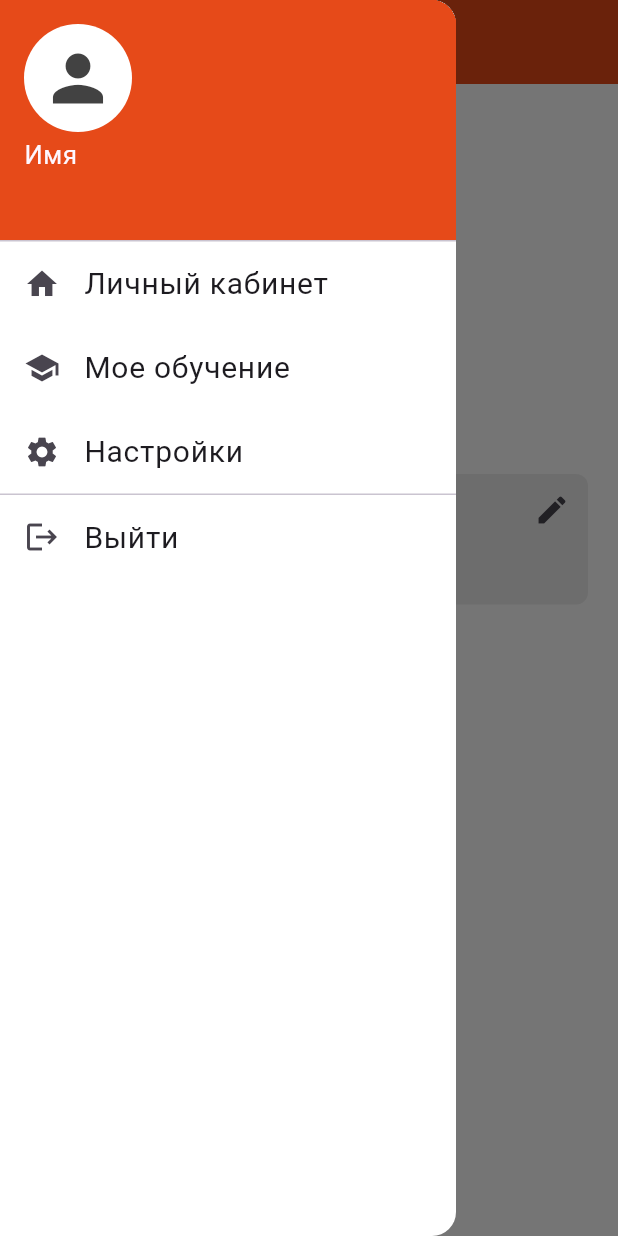
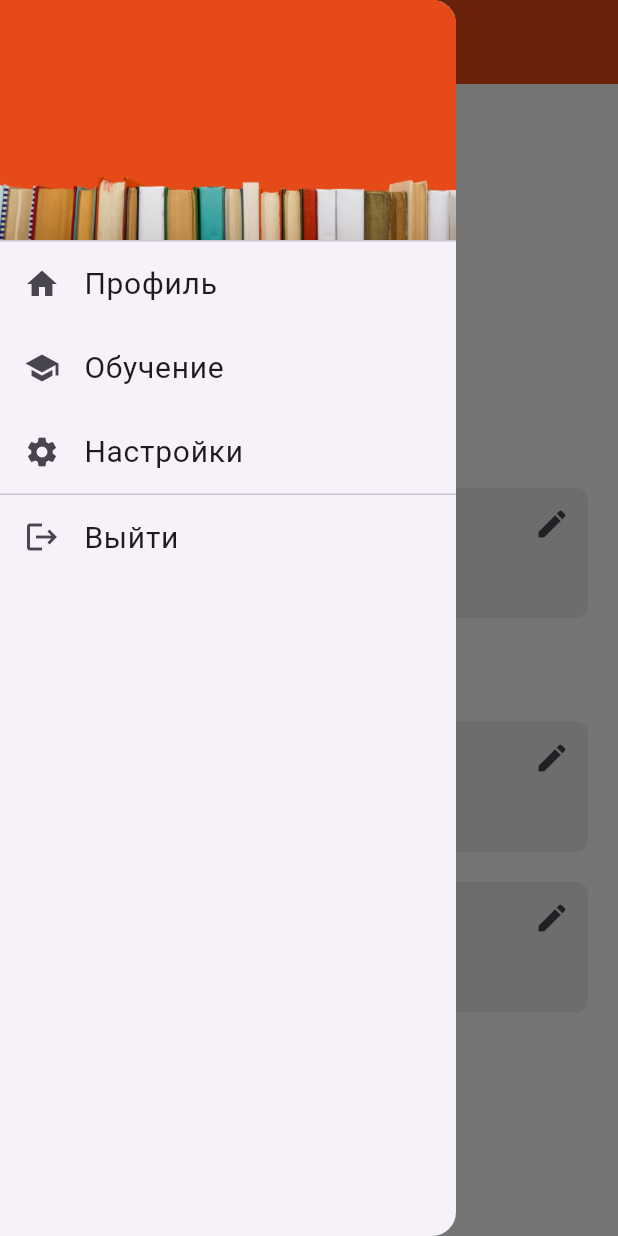
Before and after one commit to ascial/education_control, a Flutter app: the screen it shows once a user with an empty profile is signed in, with the side drawer open, on a phone screen of 412 x 824 dp. Run offline on Flutter 3.47's test engine with Material 3 defaults, Android fonts, the phone set to English and light mode, and no system bars; our stand-ins replace cloud_firestore, firebase_auth, firebase_core; accounts and stored records are empty; network calls fail.

Commit message:
add email verification, improve navbar ui

```diff
--- a/lib/auth/main_page.dart
+++ b/lib/auth/main_page.dart
@@ -1,5 +1,6 @@
 import 'package:edu_sys/auth/auth_page.dart';
-import 'package:edu_sys/pages/home_page.dart';
+import 'package:edu_sys/pages/profile_page.dart';
+import 'package:edu_sys/pages/verify_email_page.dart';
 import 'package:firebase_auth/firebase_auth.dart';
 import 'package:flutter/material.dart';
 
@@ -13,7 +14,7 @@ class MainPage extends StatelessWidget {
         stream: FirebaseAuth.instance.authStateChanges(),
         builder: (context, snapshot) {
           if (snapshot.hasData) {
-            return const HomePage();
+            return const VerifyEmailPage();
           } else {
             return const AuthPage();
           }
--- a/lib/pages/nav_bar.dart
+++ b/lib/components/nav_bar.dart
@@ -2,50 +2,29 @@ import 'package:flutter/material.dart';
 import 'package:firebase_auth/firebase_auth.dart';
 
 class NavBar extends StatelessWidget {
-  const NavBar({super.key, required this.user});
-
-  // Current user
-  final User user;
+  const NavBar({
+    super.key,
+  });
 
   @override
   Widget build(BuildContext context) {
     return Drawer(
-      backgroundColor: Colors.white,
-      child: ListView(
-        padding: EdgeInsets.zero,
+      child: Column(
         children: [
-          UserAccountsDrawerHeader(
+          DrawerHeader(
             margin: const EdgeInsets.only(top: 0, bottom: 0),
-            accountName: const Text(
-              'Имя',
-              style: TextStyle(
-                fontSize: 17,
+            decoration: const BoxDecoration(
+              image: DecorationImage(
+                fit: BoxFit.fill,
+                image: AssetImage("assets/images/books2.jpg"),
               ),
             ),
-            accountEmail: Text(
-              '${user.email}',
-              style: const TextStyle(
-                fontSize: 17,
-              ),
-            ),
-            currentAccountPicture: CircleAvatar(
-              backgroundColor: Colors.white,
-              child: ClipOval(
-                child: Icon(
-                  Icons.person,
-                  size: 50,
-                  color: Colors.grey[800]!,
-                ),
-              ),
-            ),
-            decoration: BoxDecoration(
-              color: Colors.deepOrange[700],
-            ),
+            child: ListView(),
           ),
           ListTile(
             leading: const Icon(Icons.home),
             title: const Text(
-              'Личный кабинет',
+              'Профиль',
               style: TextStyle(
                 fontSize: 20,
               ),
@@ -55,7 +34,7 @@ class NavBar extends StatelessWidget {
           ListTile(
             leading: const Icon(Icons.school),
             title: const Text(
-              'Мое обучение',
+              'Обучение',
               style: TextStyle(
                 fontSize: 20,
               ),
--- a/lib/components/text_box.dart
+++ b/lib/components/text_box.dart
@@ -3,10 +3,12 @@ import 'package:flutter/material.dart';
 class MyTextBox extends StatelessWidget {
   final String text;
   final String sectionName;
+  final void Function()? onPressed;
   const MyTextBox({
     super.key,
     required this.text,
     required this.sectionName,
+    required this.onPressed,
   });
 
   @override
@@ -30,12 +32,15 @@ class MyTextBox extends StatelessWidget {
               // Section name
               Text(
                 sectionName,
-                style: const TextStyle(fontSize: 17),
+                style: const TextStyle(
+                  fontSize: 17,
+                  fontWeight: FontWeight.bold,
+                ),
               ),
 
               // Edit button
               IconButton(
-                  onPressed: () {},
+                  onPressed: onPressed,
                   icon: const Icon(
                     Icons.edit,
                   ))
@@ -45,7 +50,7 @@ class MyTextBox extends StatelessWidget {
           // Text
           Text(
             text,
-            style: TextStyle(fontSize: 17),
+            style: const TextStyle(fontSize: 17),
           ),
         ],
       ),
--- a/lib/pages/home_page.dart
+++ /dev/null
@@ -1,75 +0,0 @@
-import 'package:cloud_firestore/cloud_firestore.dart';
-import 'package:edu_sys/components/text_box.dart';
-import 'nav_bar.dart';
-import 'package:firebase_auth/firebase_auth.dart';
-import 'package:flutter/material.dart';
-
-class HomePage extends StatefulWidget {
-  const HomePage({super.key});
-
-  @override
-  State<HomePage> createState() => _HomePageState();
-}
-
-class _HomePageState extends State<HomePage> {
-  // Current user
-  final user = FirebaseAuth.instance.currentUser!;
-
-  @override
-  Widget build(BuildContext context) {
-    return Scaffold(
-      drawer: NavBar(user: user),
-      appBar: AppBar(
-        backgroundColor: Colors.deepOrange[700],
-        foregroundColor: Colors.white,
-        elevation: 0,
-        centerTitle: true,
-        title: const Text(
-          'Личный кабинет',
-          style: TextStyle(
-            color: Colors.white,
-          ),
-        ),
-      ),
-      body: ListView(
-        children: [
-          const SizedBox(height: 50),
-
-          // Profile picture
-          const Icon(
-            Icons.person,
-            size: 80,
-          ),
-          const SizedBox(height: 10),
-
-          // User email
-          Text(
-            user.email!,
-            textAlign: TextAlign.center,
-            style: const TextStyle(
-              fontSize: 18,
-            ),
-          ),
-          const SizedBox(height: 50),
-
-          // User details
-          const Padding(
-            padding: EdgeInsets.only(left: 25.0),
-            child: Text(
-              'Мои данные',
-              style: TextStyle(
-                fontSize: 17,
-              ),
-            ),
-          ),
-
-          // Username
-          const MyTextBox(
-            text: 'temsolv',
-            sectionName: 'ID',
-          ),
-        ],
-      ),
-    );
-  }
-}
--- /dev/null
+++ b/lib/pages/profile_page.dart
@@ -0,0 +1,176 @@
+import 'package:cloud_firestore/cloud_firestore.dart';
+import 'package:edu_sys/components/text_box.dart';
+import '../components/nav_bar.dart';
+import 'package:firebase_auth/firebase_auth.dart';
+import 'package:flutter/material.dart';
+
+class HomePage extends StatefulWidget {
+  const HomePage({super.key});
+
+  @override
+  State<HomePage> createState() => _HomePageState();
+}
+
+class _HomePageState extends State<HomePage> {
+  final currentUser = FirebaseAuth.instance.currentUser!;
+  final usersCollection = FirebaseFirestore.instance.collection("Users");
+
+  Future<void> editField(String field, String fieldName) async {
+    String newValue = "";
+    await showDialog(
+      context: context,
+      builder: (context) => AlertDialog(
+        surfaceTintColor: Colors.white,
+        shape: const BeveledRectangleBorder(),
+        title: const Text('Введите новое значение'),
+        content: TextField(
+          style: const TextStyle(
+            fontSize: 19,
+          ),
+          cursorColor: Colors.black,
+          autofocus: true,
+          decoration: InputDecoration(
+              focusedBorder: const UnderlineInputBorder(
+                borderSide: BorderSide(color: Colors.deepOrange),
+              ),
+              hintText: fieldName,
+              hintStyle: const TextStyle(
+                fontSize: 19,
+              )),
+          onChanged: (value) {
+            newValue = value;
+          },
+        ),
+        actions: [
+          TextButton(
+            child: const Text('Отмена', style: TextStyle(color: Colors.black)),
+            onPressed: () => Navigator.pop(context),
+          ),
+
+          TextButton(
+            child: const Text('Сохранить',
+                style: TextStyle(color: Colors.deepOrange)),
+            onPressed: () => Navigator.of(context).pop(newValue),
+          )
+        ],
+      ),
+    );
+
+    if (newValue.trim().length > 0) {
+      await usersCollection.doc(currentUser.uid).update({
+        field: newValue,
+      });
+    }
+  }
+
+  Future emailUpdate() async {
+    try {
+      await FirebaseAuth.instance
+          .currentUser!.updateEmail("oksana.fatkina.76@mail.ru");
+
+    } on FirebaseAuthException catch (e) {
+      showDialog(
+        context: context,
+        builder: (context) {
+          return AlertDialog(
+            content: Text(e.message.toString()),
+          );
+        },
+      );
+    }
+  }
+
+  @override
+  Widget build(BuildContext context) {
+    return Scaffold(
+      appBar: AppBar(
+        backgroundColor: Colors.deepOrange[700],
+        foregroundColor: Colors.white,
+        elevation: 0,
+        centerTitle: true,
+        title: const Text(
+          'Профиль',
+          style: TextStyle(
+            color: Colors.white,
+          ),
+        ),
+      ),
+      drawer: const NavBar(),
+      body: StreamBuilder<DocumentSnapshot>(
+        stream: FirebaseFirestore.instance
+            .collection('Users')
+            .doc(currentUser.uid!)
+            .snapshots(),
+        builder: (context, snapshot) {
+          if (snapshot.hasData) {
+            final userData = snapshot.data!.data() as Map<String, dynamic>;
+            return ListView(
+              children: [
+                const SizedBox(height: 50),
+
+                const Icon(
+                  Icons.person,
+                  size: 125,
+                ),
+                const SizedBox(height: 50),
+
+                const Padding(
+                  padding: EdgeInsets.only(left: 25.0),
+                  child: Text(
+                    'Аккаунт',
+                    style: TextStyle(
+                      fontSize: 17,
+                    ),
+                  ),
+                ),
+
+                MyTextBox(
+                  sectionName: 'ID',
+                  text: userData['id'],
+                  onPressed: () => editField('id', 'ID'),
+                ),
+                const SizedBox(height: 25),
+
+                const Padding(
+                  padding: EdgeInsets.only(left: 25.0),
+                  child: Text(
+                    'Личные данные',
+                    style: TextStyle(
+                      fontSize: 17,
+                    ),
+                  ),
+                ),
+
+                MyTextBox(
+                  sectionName: 'Имя',
+                  text: userData['first_name'],
+                  onPressed: () => editField('first_name', 'Имя'),
+                ),
+
+                MyTextBox(
+                  sectionName: 'Фамилия',
+                  text: userData['last_name'],
+                  onPressed: () => editField('last_name', 'Фамилия'),
+                ),
+
+                IconButton(
+                    onPressed: emailUpdate,
+                    icon: const Icon(
+                      Icons.update,
+                    ))
+              ],
+            );
+          } else if (snapshot.hasError) {
+            return Center(
+              child: Text('Ошибка ${snapshot.error}'),
+            );
+          }
+
+          return const Center(
+            child: CircularProgressIndicator(),
+          );
+        },
+      ),
+    );
+  }
+}
--- a/lib/pages/register_page.dart
+++ b/lib/pages/register_page.dart
@@ -45,12 +45,11 @@ class _RegisterPageState extends State<RegisterPage> {
       // After creating the user, create new document
       FirebaseFirestore.instance
           .collection("Users")
-          .doc(userCredential.user!.email)
+          .doc(userCredential.user!.uid)
           .set({
-        'username': _emailController.text.split('@')[0],
+        'id': _emailController.text.split('@')[0],
         'first_name': _firstNameController.text.trim(),
         'last_name': _lastNameController.text.trim(),
-        'email': _emailController.text.trim(),
       });
     }
   }
--- /dev/null
+++ b/lib/pages/verify_email_page.dart
@@ -0,0 +1,71 @@
+import 'dart:async';
+
+import 'package:edu_sys/pages/profile_page.dart';
+import 'package:edu_sys/utils/utils.dart';
+import 'package:firebase_auth/firebase_auth.dart';
+import 'package:flutter/material.dart';
+
+class VerifyEmailPage extends StatefulWidget {
+  const VerifyEmailPage({super.key});
+
+  @override
+  State<VerifyEmailPage> createState() => _VerifyEmailPageState();
+}
+
+class _VerifyEmailPageState extends State<VerifyEmailPage> {
+  bool isEmailVerified = false;
+  Timer? timer;
+
+  @override
+  void initState() {
+    super.initState();
+
+    isEmailVerified = FirebaseAuth.instance.currentUser!.emailVerified;
+
+    if (!isEmailVerified) {
+      sendVerificationEmail();
+
+      timer = Timer.periodic(
+        const Duration(seconds: 3),
+        (_) => checkEmailVerified(),
+      );
+    }
+  }
+
+  Future checkEmailVerified() async {
+    await FirebaseAuth.instance.currentUser!.reload();
+    setState(() {
+      isEmailVerified = FirebaseAuth.instance.currentUser!.emailVerified;
+    });
+
+    if (isEmailVerified) timer?.cancel();
+  }
+
+  @override
+  void dispose() {
+    timer?.cancel();
+    super.dispose();
+  }
+
+  Future sendVerificationEmail() async {
+    try {
+      final user = FirebaseAuth.instance.currentUser!;
+      await user.sendEmailVerification();
+    } catch (e) {
+      Utils.showSnackBar(e.toString());
+    }
+  }
+
+  @override
+  Widget build(BuildContext context) => isEmailVerified
+      ? HomePage()
+      : Scaffold(
+          appBar: AppBar(
+            backgroundColor: Colors.deepOrange[700],
+            foregroundColor: Colors.white,
+            title: const Text('Подтвердите почту'),
+            centerTitle: true,
+          ),
+          body: Text(isEmailVerified.toString()),
+        );
+}
```
Also changed, not shown: lib/utils/utils.dart (added, +13 -0 lines), pubspec.yaml (+5 -58 lines), assets/images/books.jpg (added), assets/images/books2.jpg (added).
